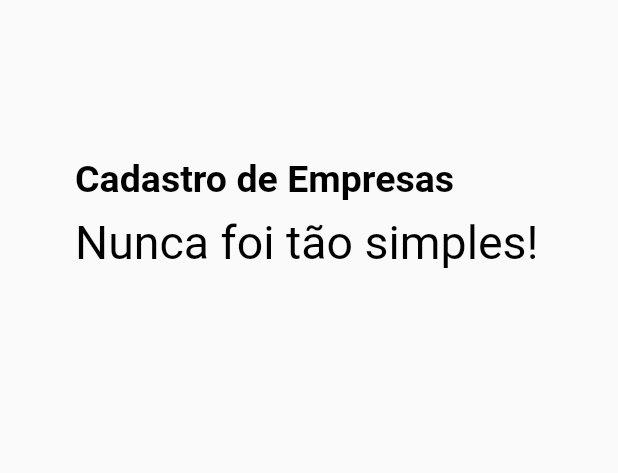
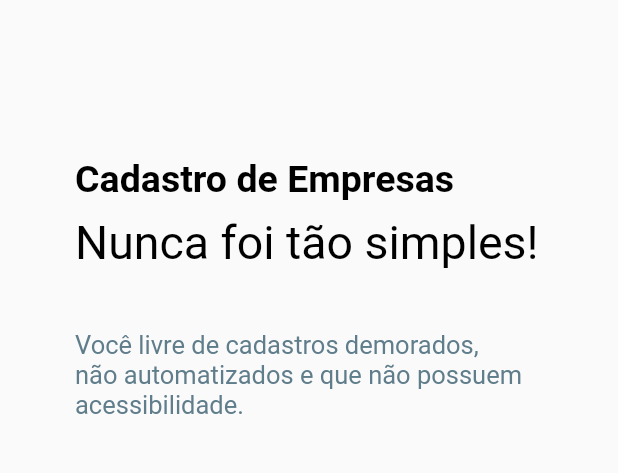
Before and after one commit to jmateusps16/SistemaCadEmpresaFlutter, a Flutter app: the screen it shows after launch, on a phone screen of 412 x 824 dp, the part 278-751 px from its top. Run offline on Flutter 3.47's test engine with Material 2 defaults, Android fonts, the phone set to English and light mode, and no system bars.

Commit message:
Adicionando Frase

```diff
--- a/lib/arbitrary_screen.dart
+++ b/lib/arbitrary_screen.dart
@@ -57,6 +57,18 @@ Widget initWidget() {
               ),
             ),
           ),
+          Container(
+            height: 100,
+            margin: EdgeInsets.only(top: 40, left: 50, right: 50, bottom: 20),
+            child: Text(
+              "Você livre de cadastros demorados, \nnão automatizados e que não possuem acessibilidade.",
+              style: TextStyle(
+                fontSize: 17,
+                color: Colors.blueGrey.withOpacity(1.0),
+                //fontWeight: FontWeight.bold,
+              ),
+            ),
+          ),
         ],
       ),
     )),
```
